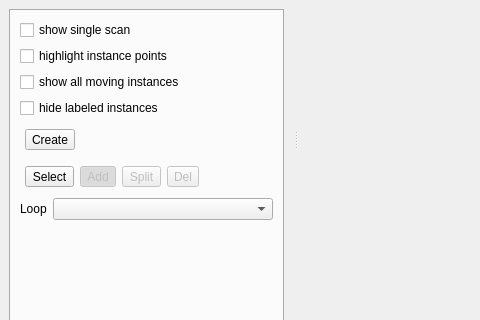
Before: the Qt Designer form src/MainFrame.ui in jbehley/point_labeler, drawn with Qt 5; both pictures show x 0 to 480 and y 359 to 679 of the 1020 by 970 pixel window.
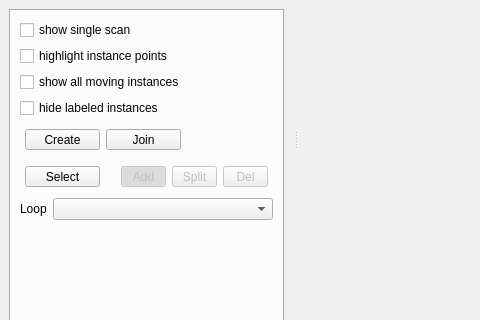
After: the same form once the commit is applied. The open tabs and pages were chosen to show the change. Custom widgets are drawn as their Qt base class.

Commit message: wip: join instances.

```diff
--- a/src/MainFrame.ui
+++ b/src/MainFrame.ui
@@ -1240,6 +1240,12 @@
            </property>
            <item>
             <widget class="QToolButton" name="btnSelectInstance">
+             <property name="minimumSize">
+              <size>
+               <width>75</width>
+               <height>0</height>
+              </size>
+             </property>
              <property name="text">
               <string>Select</string>
              </property>
@@ -1248,11 +1254,33 @@
              </property>
             </widget>
            </item>
+           <item>
+            <spacer name="horizontalSpacer_2">
+             <property name="orientation">
+              <enum>Qt::Horizontal</enum>
+             </property>
+             <property name="sizeType">
+              <enum>QSizePolicy::MinimumExpanding</enum>
+             </property>
+             <property name="sizeHint" stdset="0">
+              <size>
+               <width>0</width>
+               <height>20</height>
+              </size>
+             </property>
+            </spacer>
+           </item>
            <item>
             <widget class="QToolButton" name="btnAddPoints">
              <property name="enabled">
               <bool>false</bool>
              </property>
+             <property name="minimumSize">
+              <size>
+               <width>45</width>
+               <height>0</height>
+              </size>
+             </property>
              <property name="text">
               <string>Add</string>
              </property>
@@ -1269,6 +1297,12 @@
              <property name="enabled">
               <bool>false</bool>
              </property>
+             <property name="minimumSize">
+              <size>
+               <width>45</width>
+               <height>0</height>
+              </size>
+             </property>
              <property name="text">
               <string>Split</string>
              </property>
@@ -1282,6 +1316,12 @@
              <property name="enabled">
               <bool>false</bool>
              </property>
+             <property name="minimumSize">
+              <size>
+               <width>45</width>
+               <height>0</height>
+              </size>
+             </property>
              <property name="text">
               <string>Del</string>
              </property>
@@ -1318,6 +1358,12 @@
            </property>
            <item>
             <widget class="QToolButton" name="btnCreateInstance">
+             <property name="minimumSize">
+              <size>
+               <width>75</width>
+               <height>0</height>
+              </size>
+             </property>
              <property name="text">
               <string>Create</string>
              </property>
@@ -1326,6 +1372,22 @@
              </property>
             </widget>
            </item>
+           <item>
+            <widget class="QToolButton" name="btnJoinInstances">
+             <property name="minimumSize">
+              <size>
+               <width>75</width>
+               <height>0</height>
+              </size>
+             </property>
+             <property name="text">
+              <string>Join</string>
+             </property>
+             <property name="checkable">
+              <bool>true</bool>
+             </property>
+            </widget>
+           </item>
            <item>
             <spacer name="horizontalSpacer">
              <property name="orientation">
```
The commit also changes 4 other files.
